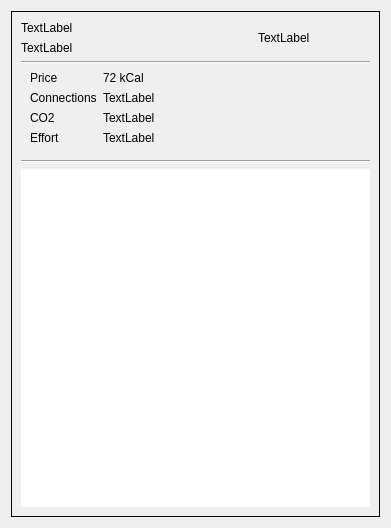
kugelbltz/MiniMapsVisualisation, file Interface/itineraire.ui: the form before one commit.
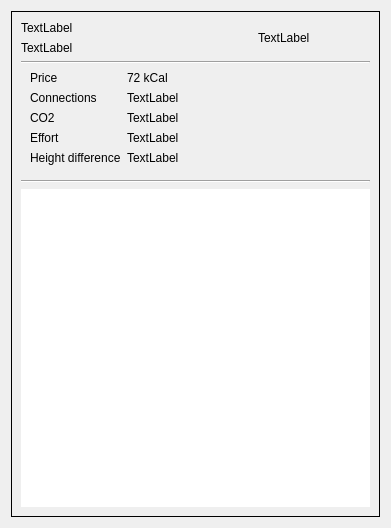
The form after the commit.

```diff
--- a/Interface/itineraire.ui
+++ b/Interface/itineraire.ui
@@ -130,6 +130,20 @@
                </property>
               </widget>
              </item>
+             <item row="4" column="0">
+              <widget class="QLabel" name="height">
+               <property name="text">
+                <string>Height difference</string>
+               </property>
+              </widget>
+             </item>
+             <item row="4" column="1">
+              <widget class="QLabel" name="heightValue">
+               <property name="text">
+                <string>TextLabel</string>
+               </property>
+              </widget>
+             </item>
             </layout>
            </widget>
           </item>
```
